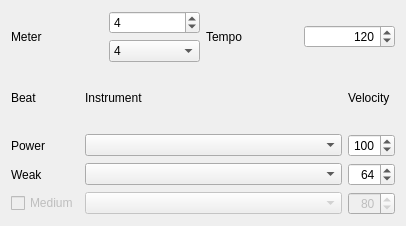
First picture: the form in app/forms/metronome_settings.ui, repository slobodsky/mutra, before the edit.
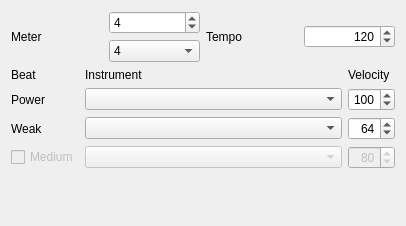
Second picture: the form after the edit.

Commit message: Change exercise options in dialog (GUI app). No save yet. And no play.

Diff of the .ui file:
```diff
--- a/app/forms/metronome_settings.ui
+++ b/app/forms/metronome_settings.ui
@@ -217,6 +217,19 @@
      </item>
     </layout>
    </item>
+   <item>
+    <spacer name="verticalSpacer">
+     <property name="orientation">
+      <enum>Qt::Vertical</enum>
+     </property>
+     <property name="sizeHint" stdset="0">
+      <size>
+       <width>20</width>
+       <height>40</height>
+      </size>
+     </property>
+    </spacer>
+   </item>
   </layout>
  </widget>
  <tabstops>
```
The commit also changes 7 other files.
